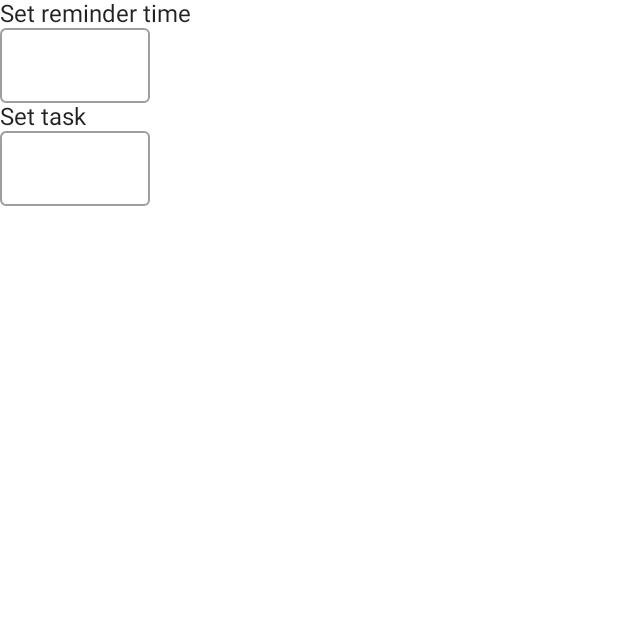
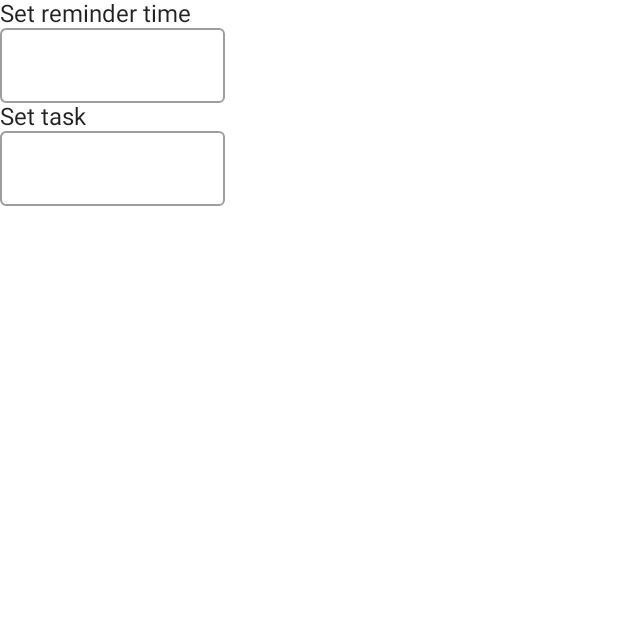
Before and after one commit to Miguuli/MobileComputing_2023, an Android app built with Jetpack Compose: the composable ReminderEditDialogContent shown on its own in the app's theme, on a phone screen of 412 x 824 dp, the top half of it. Run offline under Robolectric (Android 15) with nearby library versions, the phone set to English and light mode, and no system bars; our stand-ins replace accompanist.

Commit message:
Improved visuals on edit dialog.

```diff
--- a/HW2/app/src/main/java/com/example/myapplication/ui/reminders/ReminderModify.kt
+++ b/HW2/app/src/main/java/com/example/myapplication/ui/reminders/ReminderModify.kt
@@ -100,7 +100,7 @@ fun ReminderEditDialog(msg : String,
 
     if (showDialog) {
         AlertDialog(
-            modifier = Modifier.size(width = 200.dp, height = 200.dp),
+            modifier = Modifier.size(width = 250.dp, height = 240.dp),
             title = {
                 Text(msg)
             },
@@ -140,7 +140,7 @@ fun ReminderEditDialogContent(onDone: (String, String)-> Unit) {
                 ),
                 singleLine = true,
                 modifier = Modifier
-                    .size(width = 100.dp, height = 50.dp)
+                    .size(width = 150.dp, height = 50.dp)
             )
         }
         item{
@@ -160,7 +160,7 @@ fun ReminderEditDialogContent(onDone: (String, String)-> Unit) {
                 ),
                 singleLine = true,
                 modifier = Modifier
-                    .size(width = 100.dp, height = 50.dp)
+                    .size(width = 150.dp, height = 50.dp)
             )
         }
     }
```
